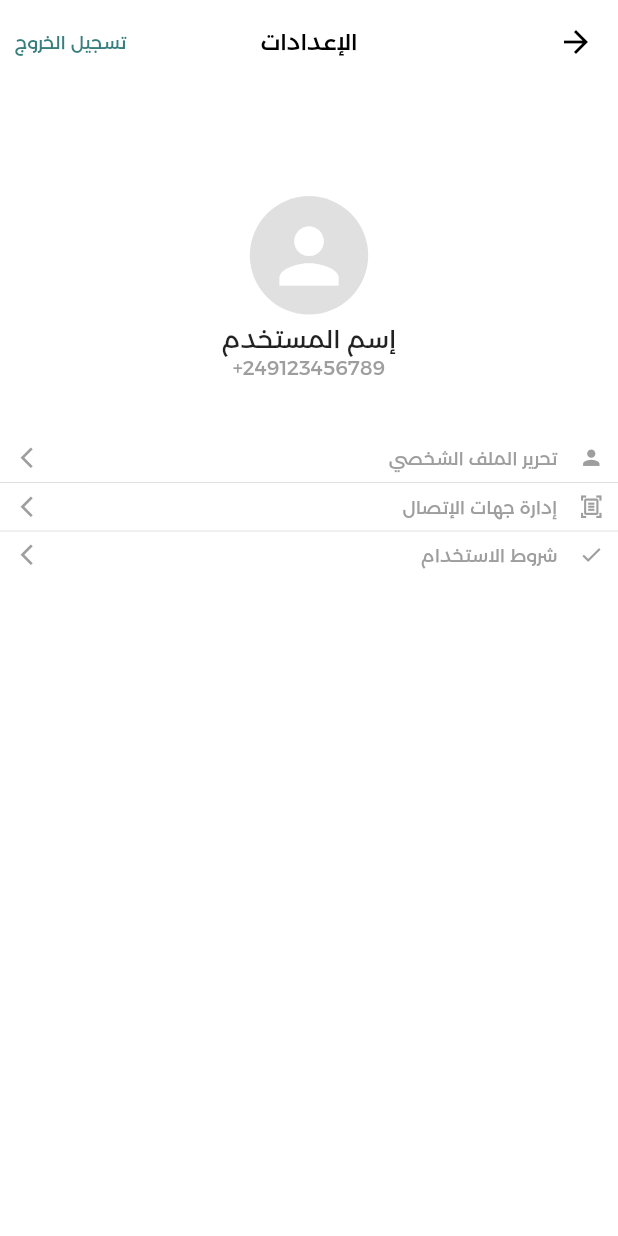
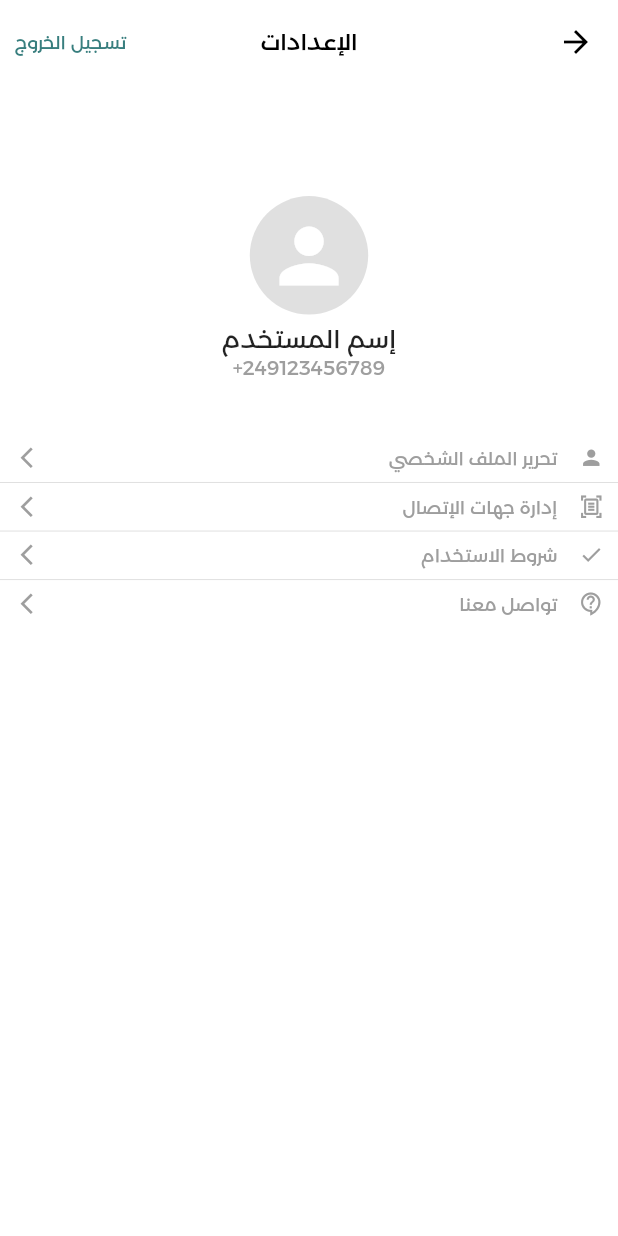
Before and after one commit to Amjed201/healMeHackathon, a Flutter app: the MyAccount screen opened directly, on a phone screen of 412 x 824 dp. Run offline on Flutter 3.47's test engine with Material 2 defaults, Android fonts, the phone set to English and light mode, and no system bars; drawn by our look-alikes of auto_size_text; our stand-ins replace animated_text_kit, cached_network_image, carousel_slider, dio, firebase_core, firebase_dynamic_links and 12 more; accounts and stored records are empty.

Commit message:
contact us page

```diff
--- a/lib/services/translation.dart
+++ b/lib/services/translation.dart
@@ -71,8 +71,12 @@ class LocaleString extends Translations {
           "no": "No",
           "signUpFirst": "Please sign up first to continue",
           "settings": "Settings",
-          "userName": "User Name",
-          "manegeContact": "Manege Contacts",
+          "userName": "User name",
+          "manegeContact": "Manege contacts",
+          "contactUs": "Contact us",
+          "customerService": "Customer service",
+          "online": "Online",
+          "writeMessage": "Write your message",
 
           //edit profile page
           "editProf": "Edit Profile",
@@ -233,6 +237,9 @@ class LocaleString extends Translations {
           "suspended_account": "تم تعليق حسابك",
           "suspended_account_reason": "تم تعليق حسابك مؤقتاً نتيجة ل",
           "contact_support": "تواصل مع الدعم",
+          "customerService": "خدمة العملاء",
+          "online": "متصل",
+          "writeMessage": "أكتب رسالتك ...",
 
           //my account page
           "register": "تسجيل",
@@ -259,6 +266,7 @@ class LocaleString extends Translations {
           "settings": "الإعدادات",
           "userName": "إسم المستخدم",
           "manegeContact": "إدارة جهات الإتصال",
+          "contactUs": "تواصل معنا",
 
           //edit profile page
           "editProf": "تحرير الملف الشخصي",
--- a/lib/ui/screens/my_account_screen.dart
+++ b/lib/ui/screens/my_account_screen.dart
@@ -2,6 +2,7 @@ import 'package:auto_size_text/auto_size_text.dart';
 import 'package:flutter/material.dart';
 import 'package:flutter_screenutil/flutter_screenutil.dart';
 import 'package:get/get.dart';
+import 'package:logistic/ui/screens/contact_us_screen.dart';
 
 import '../widgets/my_account_button.dart';
 
@@ -92,6 +93,12 @@ class MyAccount extends StatelessWidget {
               icon: Icons.check,
               label: "terms".tr,
             ),
+            const Divider(),
+            MyAccountButton(
+              onTap: () => Get.to(() => const ContactUsScreen()),
+              icon: Icons.contact_support_outlined,
+              label: "contactUs".tr,
+            ),
           ],
         ),
       ),
```
Also changed, not shown: lib/ui/screens/contact_us_screen.dart (added, +106 -0 lines), 4 other files.
